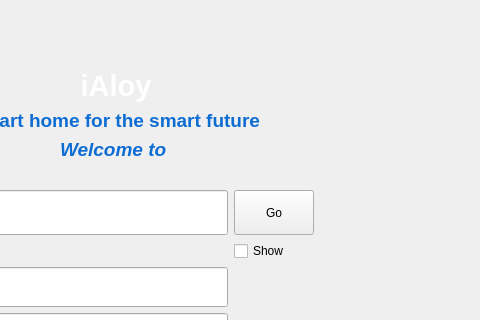
arghyabi/iAloy_old_desktop_app, file resource/ui/mainwindow.ui: the form before one commit; both pictures show x 248 to 728 and y 0 to 320 of the 728 by 571 pixel window.
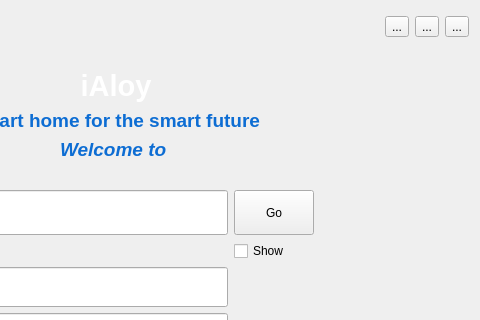
The form after the commit.

Commit message:
added the basic setting panel, onstart font select, icon added
basic setting popup window added,
the setting, wifi, vertual keybaord icon added

The edit to the form file:
```diff
--- a/resource/ui/mainwindow.ui
+++ b/resource/ui/mainwindow.ui
@@ -61,6 +61,33 @@
         </property>
        </spacer>
       </item>
+      <item>
+       <widget class="QToolButton" name="keyboard_tool_button">
+        <property name="text">
+         <string>...</string>
+        </property>
+        <property name="iconSize">
+         <size>
+          <width>32</width>
+          <height>16</height>
+         </size>
+        </property>
+       </widget>
+      </item>
+      <item>
+       <widget class="QToolButton" name="wifi_tool_button">
+        <property name="text">
+         <string>...</string>
+        </property>
+       </widget>
+      </item>
+      <item>
+       <widget class="QToolButton" name="settings_tool_button">
+        <property name="text">
+         <string>...</string>
+        </property>
+       </widget>
+      </item>
      </layout>
     </item>
     <item>
```
Left out of the diff: 294 changed lines with no effect on the pictures. The commit also changes 21 other files.
